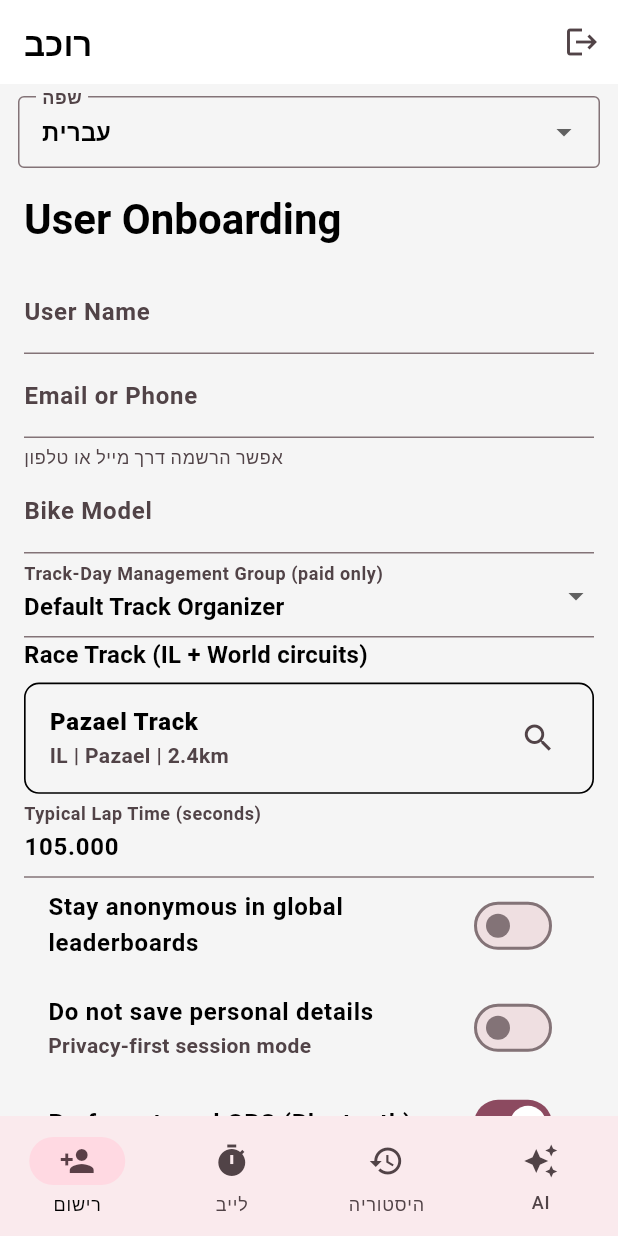
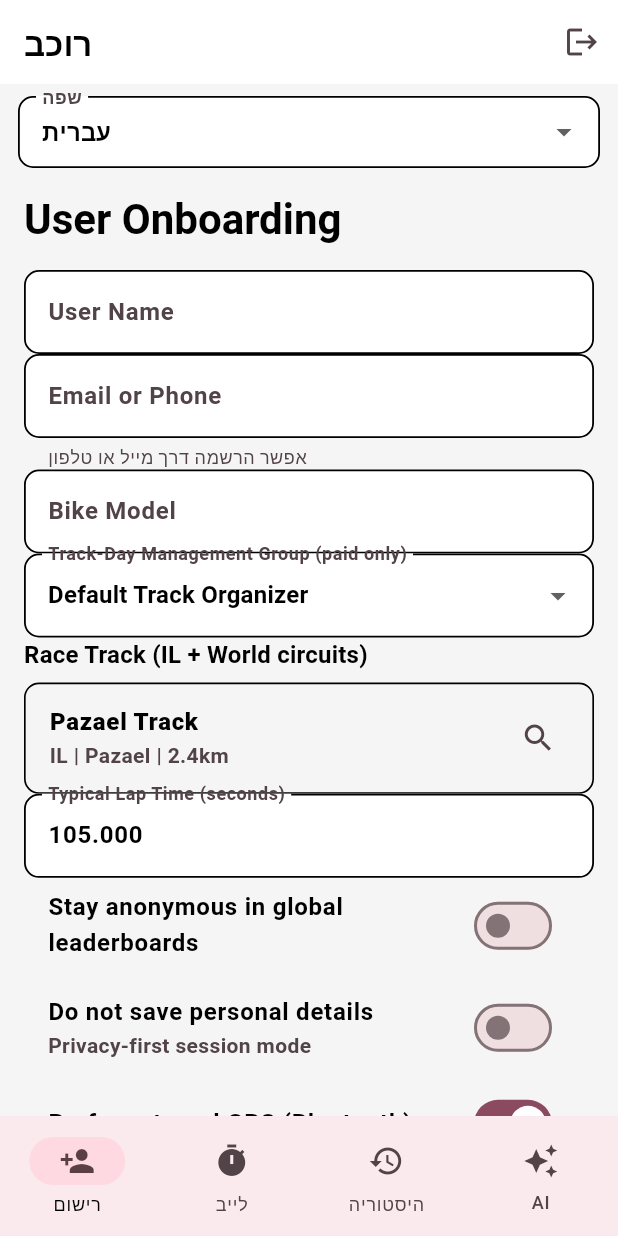
Before and after one commit to eran19000/Motorcycle_Race_Manager, a Flutter app: the screen it shows after launch, after a tap on "כניסה", after a tap on "Prefer external GPS (Bluetooth)", on a phone screen of 412 x 824 dp. Run offline on Flutter 3.47's test engine with Material 3 defaults, Android fonts, the phone set to English and light mode, and no system bars; our stand-ins replace flutter_blue_plus, flutter_map, geolocator, latlong2, sensors_plus, shared_preferences.

Commit message:
Finalize race logic and admin interactions.
Add virtual finish-gate thresholds, extend PB/SB visual timing, add external GPS scan placeholder flow, enable drag-and-drop speed groups, and update form field theming.

```diff
--- a/lib/main.dart
+++ b/lib/main.dart
@@ -37,6 +37,22 @@ class RaceManagerApp extends StatelessWidget {
             ),
         chipTheme: const ChipThemeData(
           side: BorderSide(color: Colors.black, width: 1.3),
+        ),
+        inputDecorationTheme: InputDecorationTheme(
+          filled: true,
+          fillColor: Colors.white,
+          border: OutlineInputBorder(
+            borderRadius: BorderRadius.circular(10),
+            borderSide: const BorderSide(color: Colors.black, width: 1.2),
+          ),
+          enabledBorder: OutlineInputBorder(
+            borderRadius: BorderRadius.circular(10),
+            borderSide: const BorderSide(color: Colors.black, width: 1.2),
+          ),
+          focusedBorder: OutlineInputBorder(
+            borderRadius: BorderRadius.circular(10),
+            borderSide: const BorderSide(color: Colors.black, width: 1.5),
+          ),
         ),
       ),
       home: const _MobilePreviewFrame(child: HomeShell()),
--- a/lib/models/rider.dart
+++ b/lib/models/rider.dart
@@ -1,5 +1,6 @@
 class RiderLiveData {
   RiderLiveData({
+    required this.id,
     required this.displayName,
     required this.bestLap,
     required this.positionX,
@@ -9,6 +10,7 @@ class RiderLiveData {
     this.isPersonalBest = false,
   });
 
+  final String id;
   final String displayName;
   final Duration bestLap;
   final double positionX;
@@ -16,4 +18,26 @@ class RiderLiveData {
   final String speedGroup;
   final bool isSessionBest;
   final bool isPersonalBest;
+
+  RiderLiveData copyWith({
+    String? id,
+    String? displayName,
+    Duration? bestLap,
+    double? positionX,
+    double? positionY,
+    String? speedGroup,
+    bool? isSessionBest,
+    bool? isPersonalBest,
+  }) {
+    return RiderLiveData(
+      id: id ?? this.id,
+      displayName: displayName ?? this.displayName,
+      bestLap: bestLap ?? this.bestLap,
+      positionX: positionX ?? this.positionX,
+      positionY: positionY ?? this.positionY,
+      speedGroup: speedGroup ?? this.speedGroup,
+      isSessionBest: isSessionBest ?? this.isSessionBest,
+      isPersonalBest: isPersonalBest ?? this.isPersonalBest,
+    );
+  }
 }
--- a/lib/services/telemetry_service.dart
+++ b/lib/services/telemetry_service.dart
@@ -1,9 +1,11 @@
 import 'dart:async';
+import 'dart:convert';
 import 'dart:math';
 
 import 'package:flutter/foundation.dart';
 import 'package:flutter_blue_plus/flutter_blue_plus.dart';
 import 'package:geolocator/geolocator.dart';
+import 'package:shared_preferences/shared_preferences.dart';
 import 'package:sensors_plus/sensors_plus.dart';
 
 import '../data/racing_tracks.dart';
@@ -94,29 +96,35 @@ class TelemetryService extends ChangeNotifier {
   final List<TelemetryTrailPoint> _telemetryTrail = [];
   StreamSubscription<GyroscopeEvent>? _gyroSub;
   StreamSubscription<Position>? _positionSub;
+  StreamSubscription<List<ScanResult>>? _scanSub;
+  StreamSubscription<List<int>>? _nmeaSub;
+  BluetoothDevice? _externalDevice;
   final List<RiderLiveData> _mockRiders = [
     RiderLiveData(
+      id: 'r41',
       displayName: 'Rider 41',
       bestLap: const Duration(minutes: 1, seconds: 43, milliseconds: 440),
       positionX: 0.16,
       positionY: 0.42,
-      speedGroup: 'Medium',
+      speedGroup: 'B',
       isPersonalBest: true,
     ),
     RiderLiveData(
+      id: 'r93',
       displayName: 'Rider 93',
       bestLap: const Duration(minutes: 1, seconds: 42, milliseconds: 180),
       positionX: 0.58,
       positionY: 0.30,
-      speedGroup: 'Fast',
+      speedGroup: 'A',
       isSessionBest: true,
     ),
     RiderLiveData(
+      id: 'r12',
       displayName: 'Rider 12',
       bestLap: const Duration(minutes: 1, seconds: 45, milliseconds: 260),
       positionX: 0.77,
       positionY: 0.74,
-      speedGroup: 'Slow',
+      speedGroup: 'C',
     ),
   ];
 
@@ -167,8 +175,9 @@ class TelemetryService extends ChangeNotifier {
   Future<void> toggleExternalGps(bool value) async {
     _useExternalGps = value;
     if (value) {
-      await FlutterBluePlus.adapterState.first;
-      // Placeholder for external Bluetooth GPS pairing/parsing flow.
+      await _startExternalGpsFlow();
+    } else {
+      await _stopExternalGpsFlow();
     }
     notifyListeners();
   }
@@ -207,9 +216,18 @@ class TelemetryService extends ChangeNotifier {
   }
 
   String externalGpsProviderLabel() {
-    return _useExternalGps
-        ? 'External GPS (Bluetooth 10Hz placeholder)'
+    return _useExternalGps && _externalDevice != null
+        ? 'External GPS: ${_externalDevice!.platformName}'
+        : _useExternalGps
+            ? 'External GPS (searching...)'
         : 'Internal GPS';
+  }
+
+  void moveRiderToSpeedGroup(String riderId, String speedGroup) {
+    final idx = _mockRiders.indexWhere((r) => r.id == riderId);
+    if (idx == -1) return;
+    _mockRiders[idx] = _mockRiders[idx].copyWith(speedGroup: speedGroup);
+    notifyListeners();
   }
 
   void _onTick(Timer _) {
@@ -286,7 +304,7 @@ class TelemetryService extends ChangeNotifier {
     if (sectorDuration < _bestSectors[sectorIndex]) {
       _bestSectors[sectorIndex] = sectorDuration;
       _personalBestSectorTriggered = true;
-      Timer(const Duration(milliseconds: 900), () {
+      Timer(const Duration(seconds: 3), () {
         _personalBestSectorTriggered = false;
         notifyListeners();
       });
@@ -304,10 +322,10 @@ class TelemetryService extends ChangeNotifier {
       finishLine.longitude,
     );
 
-    if (distanceFromFinish > 35) {
+    if (distanceFromFinish > 25) {
       _finishLineArmed = true;
     }
-    if (_finishLineArmed && distanceFromFinish <= 18) {
+    if (_finishLineArmed && distanceFromFinish < 10 && _speed > 20) {
       _finishLineArmed = false;
       _startNextLap();
     }
@@ -319,11 +337,18 @@ class TelemetryService extends ChangeNotifier {
     if (lapTime < _bestLap) {
       _bestLap = lapTime;
       _sessionBestLapTriggered = true;
-      Timer(const Duration(milliseconds: 1200), () {
+      final flashTimer = Timer.periodic(const Duration(milliseconds: 260), (timer) {
+        _sessionBestLapTriggered = !_sessionBestLapTriggered;
+        notifyListeners();
+      });
+      Timer(const Duration(seconds: 2), () {
+        flashTimer.cancel();
         _sessionBestLapTriggered = false;
+        // Best-lap flash period ends after green blink sequence.
         notifyListeners();
       });
     }
+    _pushLapToDatabase(lapTime: lapTime, maxSpeedKmh: _maxSpeed);
     _lap += 1;
     _lapStart = DateTime.now();
     _currentSector = 0;
@@ -337,6 +362,7 @@ class TelemetryService extends ChangeNotifier {
       final x = 0.5 + 0.35 * sin(t * 0.22 + i);
       final y = 0.5 + 0.30 * cos(t * 0.27 + i * 1.3);
       _mockRiders[i] = RiderLiveData(
+        id: rider.id,
         displayName: rider.displayName,
         bestLap: rider.bestLap,
         positionX: x.clamp(0.05, 0.95),
@@ -359,10 +385,73 @@ class TelemetryService extends ChangeNotifier {
         permission == LocationPermission.always;
   }
 
+  Future<void> _pushLapToDatabase({
+    required Duration lapTime,
+    required double maxSpeedKmh,
+  }) async {
+    final prefs = await SharedPreferences.getInstance();
+    final raw = prefs.getString('admin_live_laps') ?? '[]';
+    final parsed = (jsonDecode(raw) as List<dynamic>)
+        .map((item) => Map<String, dynamic>.from(item as Map))
+        .toList();
+    parsed.insert(0, {
+      'ts': DateTime.now().toIso8601String(),
+      'track': _selectedTrack.name,
+      'lapMs': lapTime.inMilliseconds,
+      'maxSpeedKmh': maxSpeedKmh,
+    });
+    if (parsed.length > 200) {
+      parsed.removeRange(200, parsed.length);
+    }
+    await prefs.setString('admin_live_laps', jsonEncode(parsed));
+  }
+
+  Future<void> _startExternalGpsFlow() async {
+    await FlutterBluePlus.startScan(timeout: const Duration(seconds: 4));
+    _scanSub?.cancel();
+    _scanSub = FlutterBluePlus.scanResults.listen((results) async {
+      if (_externalDevice != null) return;
+      for (final item in results) {
+        final name = item.device.platformName.toLowerCase();
+        if (name.contains('racebox') || name.contains('gps')) {
+          _externalDevice = item.device;
+          await FlutterBluePlus.stopScan();
+          await _externalDevice?.connect(timeout: const Duration(seconds: 5));
+          // Placeholder NMEA high-frequency stream simulation from BLE bytes.
+          _nmeaSub = Stream<List<int>>.periodic(
+            const Duration(milliseconds: 100),
+            (i) => utf8.encode('\$GPRMC,${i % 60},A,,,,,,${(_speed / 1.852).toStringAsFixed(1)},,,,*00'),
+          ).listen(_parseNmeaPayload);
+          notifyListeners();
+          break;
+        }
+      }
+    });
+  }
+
+  Future<void> _stopExternalGpsFlow() async {
+    await _scanSub?.cancel();
+    await _nmeaSub?.cancel();
+    try {
+      await _externalDevice?.disconnect();
+    } catch (_) {}
+    _externalDevice = null;
+  }
+
+  void _parseNmeaPayload(List<int> bytes) {
+    final sentence = utf8.decode(bytes, allowMalformed: true);
+    if (!sentence.contains('GPRMC')) return;
+    // Placeholder: when external stream is active we bias updates as high-frequency source.
+    _speed = max(_speed, 22);
+    notifyListeners();
+  }
+
   @override
   void dispose() {
     _gyroSub?.cancel();
     _positionSub?.cancel();
+    _scanSub?.cancel();
+    _nmeaSub?.cancel();
     _ticker.cancel();
     super.dispose();
   }
```
Also changed, not shown: lib/screens/admin_screen.dart (+25 -6 lines).
